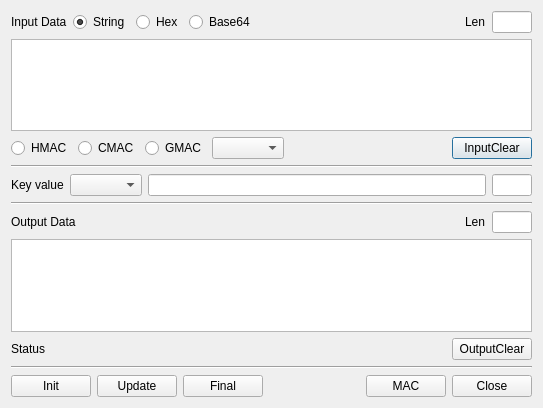
Before: the Qt Designer form BerEditor/gen_mac_dlg.ui in jykim74/BerEditor, drawn with Qt 5.
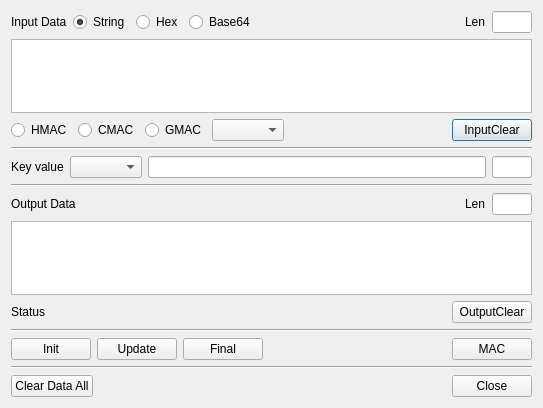
After: the same form once the commit is applied.

What changed in the file:
```diff
--- a/BerEditor/gen_mac_dlg.ui
+++ b/BerEditor/gen_mac_dlg.ui
@@ -13,61 +13,8 @@
   <property name="windowTitle">
    <string>Generate Mac value</string>
   </property>
-  <layout class="QGridLayout" name="gridLayout">
-   <item row="4" column="0" colspan="6">
-    <widget class="Line" name="line_3">
-     <property name="orientation">
-      <enum>Qt::Horizontal</enum>
-     </property>
-    </widget>
-   </item>
-   <item row="2" column="0" colspan="6">
-    <widget class="QPlainTextEdit" name="mInputText"/>
-   </item>
-   <item row="14" column="0" colspan="6">
-    <widget class="Line" name="line">
-     <property name="orientation">
-      <enum>Qt::Horizontal</enum>
-     </property>
-    </widget>
-   </item>
-   <item row="8" column="0" colspan="6">
-    <layout class="QHBoxLayout" name="horizontalLayout_2">
-     <item>
-      <widget class="QLabel" name="label_2">
-       <property name="text">
-        <string>Key value</string>
-       </property>
-      </widget>
-     </item>
-     <item>
-      <widget class="QComboBox" name="mKeyTypeCombo"/>
-     </item>
-     <item>
-      <widget class="QLineEdit" name="mKeyText"/>
-     </item>
-     <item>
-      <widget class="QLineEdit" name="mKeyLenText">
-       <property name="minimumSize">
-        <size>
-         <width>40</width>
-         <height>0</height>
-        </size>
-       </property>
-       <property name="maximumSize">
-        <size>
-         <width>40</width>
-         <height>16777215</height>
-        </size>
-       </property>
-       <property name="readOnly">
-        <bool>true</bool>
-       </property>
-      </widget>
-     </item>
-    </layout>
-   </item>
-   <item row="1" column="0" colspan="6">
+  <layout class="QVBoxLayout" name="verticalLayout">
+   <item>
     <layout class="QHBoxLayout" name="horizontalLayout">
      <item>
       <widget class="QLabel" name="label">
@@ -141,70 +88,10 @@
      </item>
     </layout>
    </item>
-   <item row="9" column="0" colspan="6">
-    <widget class="Line" name="line_2">
-     <property name="orientation">
-      <enum>Qt::Horizontal</enum>
-     </property>
-    </widget>
+   <item>
+    <widget class="QPlainTextEdit" name="mInputText"/>
    </item>
-   <item row="10" column="0" colspan="6">
-    <layout class="QGridLayout" name="gridLayout_4">
-     <property name="topMargin">
-      <number>0</number>
-     </property>
-     <item row="0" column="2">
-      <widget class="QLabel" name="label_4">
-       <property name="text">
-        <string>Len</string>
-       </property>
-      </widget>
-     </item>
-     <item row="0" column="0">
-      <widget class="QLabel" name="label_3">
-       <property name="text">
-        <string>Output Data</string>
-       </property>
-      </widget>
-     </item>
-     <item row="0" column="3">
-      <widget class="QLineEdit" name="mOutputLenText">
-       <property name="minimumSize">
-        <size>
-         <width>40</width>
-         <height>0</height>
-        </size>
-       </property>
-       <property name="maximumSize">
-        <size>
-         <width>40</width>
-         <height>16777215</height>
-        </size>
-       </property>
-       <property name="readOnly">
-        <bool>true</bool>
-       </property>
-      </widget>
-     </item>
-     <item row="0" column="1">
-      <spacer name="horizontalSpacer_4">
-       <property name="orientation">
-        <enum>Qt::Horizontal</enum>
-       </property>
-       <property name="sizeHint" stdset="0">
-        <size>
-         <width>40</width>
-         <height>20</height>
-        </size>
-       </property>
-      </spacer>
-     </item>
-    </layout>
-   </item>
-   <item row="11" column="0" colspan="6">
-    <widget class="QPlainTextEdit" name="mOutputText"/>
-   </item>
-   <item row="3" column="0" colspan="6">
+   <item>
     <layout class="QGridLayout" name="gridLayout_2">
      <property name="topMargin">
       <number>0</number>
@@ -255,7 +142,154 @@
      </item>
     </layout>
    </item>
-   <item row="15" column="0" colspan="6">
+   <item>
+    <widget class="Line" name="line_3">
+     <property name="orientation">
+      <enum>Qt::Horizontal</enum>
+     </property>
+    </widget>
+   </item>
+   <item>
+    <layout class="QHBoxLayout" name="horizontalLayout_2">
+     <item>
+      <widget class="QLabel" name="label_2">
+       <property name="text">
+        <string>Key value</string>
+       </property>
+      </widget>
+     </item>
+     <item>
+      <widget class="QComboBox" name="mKeyTypeCombo"/>
+     </item>
+     <item>
+      <widget class="QLineEdit" name="mKeyText"/>
+     </item>
+     <item>
+      <widget class="QLineEdit" name="mKeyLenText">
+       <property name="minimumSize">
+        <size>
+         <width>40</width>
+         <height>0</height>
+        </size>
+       </property>
+       <property name="maximumSize">
+        <size>
+         <width>40</width>
+         <height>16777215</height>
+        </size>
+       </property>
+       <property name="readOnly">
+        <bool>true</bool>
+       </property>
+      </widget>
+     </item>
+    </layout>
+   </item>
+   <item>
+    <widget class="Line" name="line_2">
+     <property name="orientation">
+      <enum>Qt::Horizontal</enum>
+     </property>
+    </widget>
+   </item>
+   <item>
+    <layout class="QGridLayout" name="gridLayout_4">
+     <property name="topMargin">
+      <number>0</number>
+     </property>
+     <item row="0" column="2">
+      <widget class="QLabel" name="label_4">
+       <property name="text">
+        <string>Len</string>
+       </property>
+      </widget>
+     </item>
+     <item row="0" column="0">
+      <widget class="QLabel" name="label_3">
+       <property name="text">
+        <string>Output Data</string>
+       </property>
+      </widget>
+     </item>
+     <item row="0" column="3">
+      <widget class="QLineEdit" name="mOutputLenText">
+       <property name="minimumSize">
+        <size>
+         <width>40</width>
+         <height>0</height>
+        </size>
+       </property>
+       <property name="maximumSize">
+        <size>
+         <width>40</width>
+         <height>16777215</height>
+        </size>
+       </property>
+       <property name="readOnly">
+        <bool>true</bool>
+       </property>
+      </widget>
+     </item>
+     <item row="0" column="1">
+      <spacer name="horizontalSpacer_4">
+       <property name="orientation">
+        <enum>Qt::Horizontal</enum>
+       </property>
+       <property name="sizeHint" stdset="0">
+        <size>
+         <width>40</width>
+         <height>20</height>
+        </size>
+       </property>
+      </spacer>
+     </item>
+    </layout>
+   </item>
+   <item>
+    <widget class="QPlainTextEdit" name="mOutputText"/>
+   </item>
+   <item>
+    <layout class="QGridLayout" name="gridLayout_5">
+     <property name="topMargin">
+      <number>0</number>
+     </property>
+     <item row="0" column="0">
+      <widget class="QLabel" name="mStatusLabel">
+       <property name="text">
+        <string>Status</string>
+       </property>
+      </widget>
+     </item>
+     <item row="0" column="2">
+      <widget class="QPushButton" name="mOutputClearBtn">
+       <property name="text">
+        <string>OutputClear</string>
+       </property>
+      </widget>
+     </item>
+     <item row="0" column="1">
+      <spacer name="horizontalSpacer_5">
+       <property name="orientation">
+        <enum>Qt::Horizontal</enum>
+       </property>
+       <property name="sizeHint" stdset="0">
+        <size>
+         <width>40</width>
+         <height>20</height>
+        </size>
+       </property>
+      </spacer>
+     </item>
+    </layout>
+   </item>
+   <item>
+    <widget class="Line" name="line">
+     <property name="orientation">
+      <enum>Qt::Horizontal</enum>
+     </property>
+    </widget>
+   </item>
+   <item>
     <layout class="QGridLayout" name="gridLayout_3">
      <property name="topMargin">
       <number>0</number>
@@ -274,13 +308,6 @@
        </property>
       </widget>
      </item>
-     <item row="0" column="5">
-      <widget class="QPushButton" name="mCloseBtn">
-       <property name="text">
-        <string>Close</string>
-       </property>
-      </widget>
-     </item>
      <item row="0" column="2">
       <widget class="QPushButton" name="mFinalBtn">
        <property name="text">
@@ -310,27 +337,34 @@
      </item>
     </layout>
    </item>
-   <item row="12" column="0" colspan="6">
-    <layout class="QGridLayout" name="gridLayout_5">
+   <item>
+    <widget class="Line" name="line_4">
+     <property name="orientation">
+      <enum>Qt::Horizontal</enum>
+     </property>
+    </widget>
+   </item>
+   <item>
+    <layout class="QGridLayout" name="gridLayout">
      <property name="topMargin">
       <number>0</number>
      </property>
-     <item row="0" column="0">
-      <widget class="QLabel" name="mStatusLabel">
-       <property name="text">
-        <string>Status</string>
-       </property>
-      </widget>
-     </item>
      <item row="0" column="2">
-      <widget class="QPushButton" name="mOutputClearBtn">
+      <widget class="QPushButton" name="mCloseBtn">
        <property name="text">
-        <string>OutputClear</string>
+        <string>Close</string>
+       </property>
+      </widget>
+     </item>
+     <item row="0" column="0">
+      <widget class="QPushButton" name="mClearDataAllBtn">
+       <property name="text">
+        <string>Clear Data All</string>
        </property>
       </widget>
      </item>
      <item row="0" column="1">
-      <spacer name="horizontalSpacer_5">
+      <spacer name="horizontalSpacer_6">
        <property name="orientation">
         <enum>Qt::Horizontal</enum>
        </property>
```
Left out of the diff: 1 changed line with no effect on the pictures.
